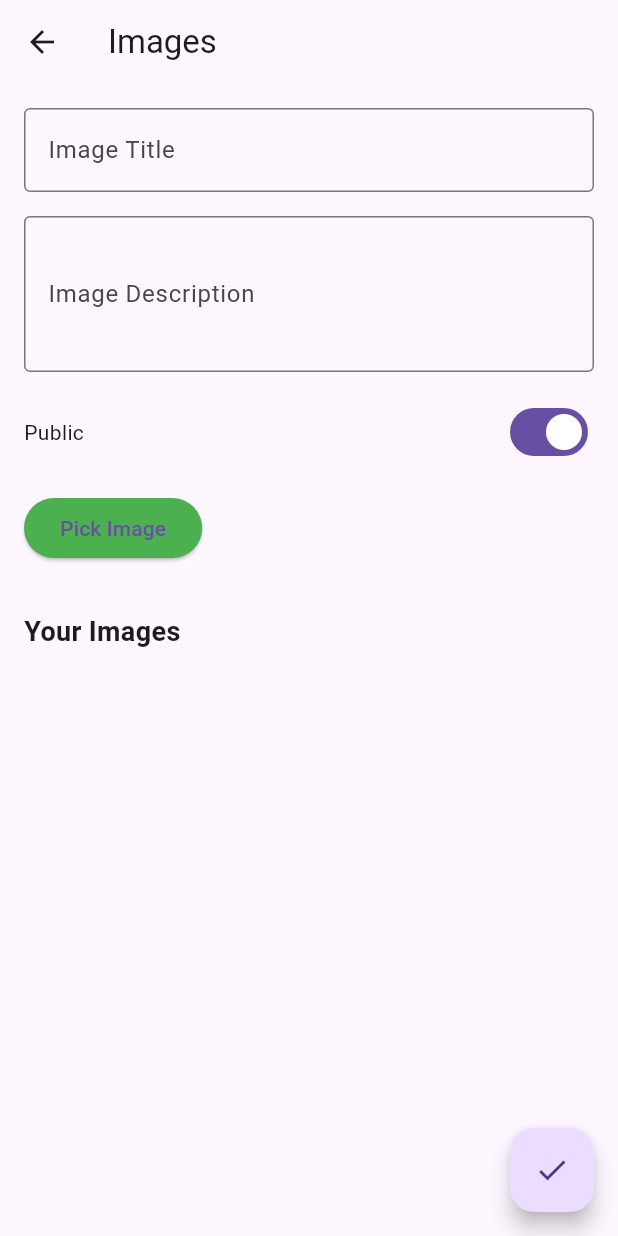
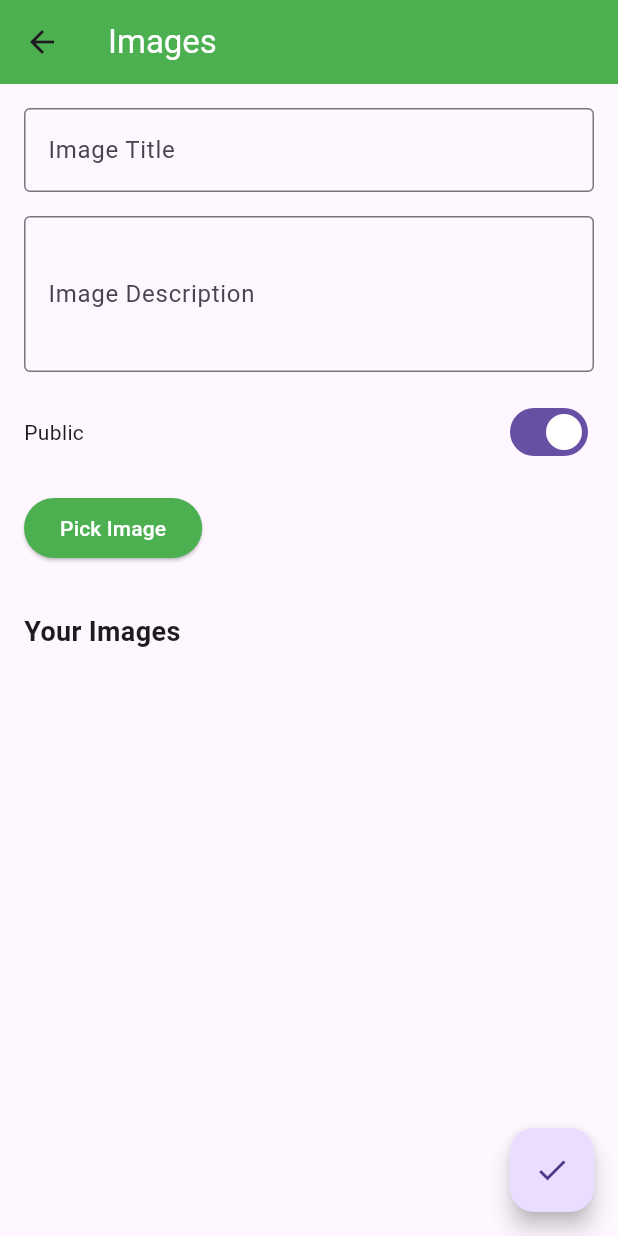
Before and after one commit to Touklakos-Studio/georganise_flutter, a Flutter app: the ImagesPage screen opened directly with empty values, on a phone screen of 412 x 824 dp. Run offline on Flutter 3.47's test engine with Material 3 defaults, Android fonts, the phone set to English and light mode, and no system bars; our stand-ins replace flutter_map, flutter_secure_storage, image_picker, latlong2; accounts and stored records are empty; network calls fail.

Commit message:
Updated style of images_page.dart

```diff
--- a/lib/images_page.dart
+++ b/lib/images_page.dart
@@ -143,7 +143,13 @@ class _ImagesPageState extends State<ImagesPage> {
   Widget build(BuildContext context) {
     return Scaffold(
       appBar: AppBar(
-        title: Text('Images'),
+        title: Text(
+          'Images',
+          style: TextStyle(
+            color: Colors.white,
+          ),
+        ),
+        backgroundColor: Colors.green,
       ),
       body: SingleChildScrollView(
         child: Padding(
@@ -191,7 +197,8 @@ class _ImagesPageState extends State<ImagesPage> {
                 style: ElevatedButton.styleFrom(
                   backgroundColor: Colors.green,
                 ),
-                child: Text('Pick Image'),
+                child:
+                    Text('Pick Image', style: TextStyle(color: Colors.white)),
               ),
               SizedBox(height: 16),
               if (_imageFile != null)
@@ -200,7 +207,7 @@ class _ImagesPageState extends State<ImagesPage> {
                         height: 200,
                         width: double.infinity,
                         decoration: BoxDecoration(
-                          border: Border.all(color: Colors.grey),
+                          border: Border.all(color: Colors.green),
                           borderRadius: BorderRadius.circular(12),
                         ),
                         child: Image.file(
@@ -215,7 +222,7 @@ class _ImagesPageState extends State<ImagesPage> {
                   child: ElevatedButton(
                     onPressed: _createImage,
                     style: ElevatedButton.styleFrom(
-                      backgroundColor: Colors.blue,
+                      backgroundColor: Colors.green,
                     ),
                     child: Text('Upload Image'),
                   ),
```
